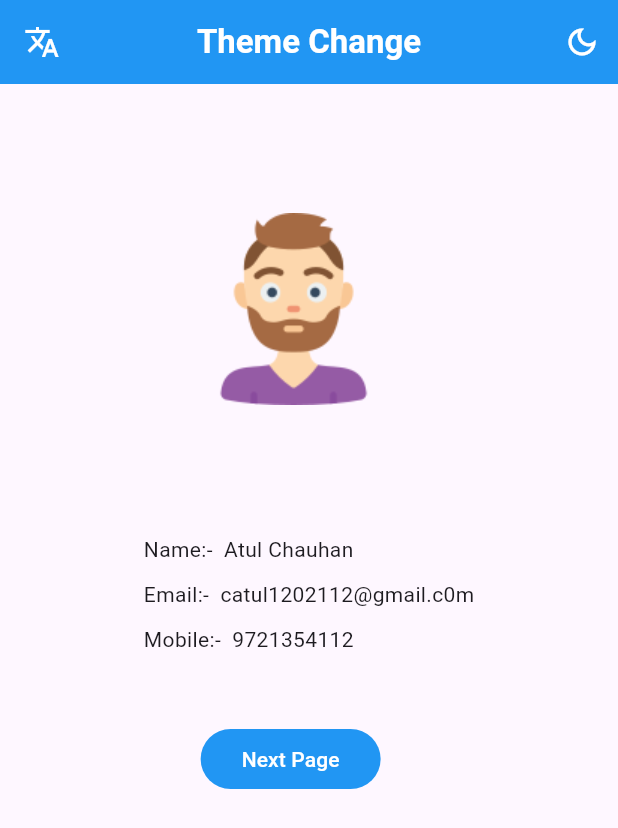
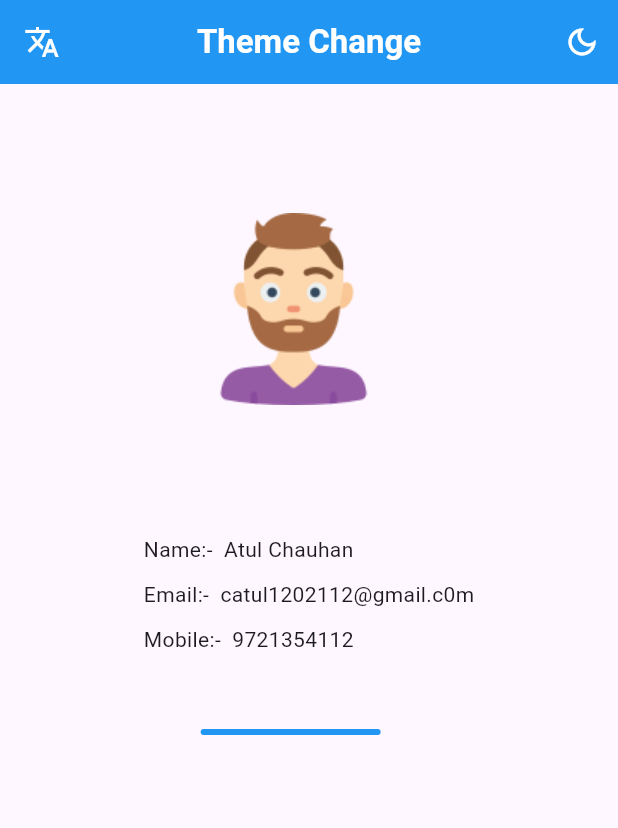
Before and after one commit to AtulChauhan97/Changed_Theme, a Flutter app: the screen it shows after launch, on a phone screen of 412 x 824 dp. Shown: the top 828 px of the screen. Run offline on Flutter 3.47's test engine with Material 2 defaults, Android fonts, the phone set to English and light mode, and no system bars; our stand-ins replace get.

```diff
--- a/lib/screens/page1.dart
+++ b/lib/screens/page1.dart
@@ -14,6 +14,8 @@ class _Page1State extends State<Page1> {
 
   @override
   Widget build(BuildContext context) {
+    final size = MediaQuery.of(context).size;
+
     return Scaffold(
       appBar: AppBar(
         leading: IconButton(
@@ -98,7 +100,7 @@ class _Page1State extends State<Page1> {
             Padding(
               padding: const EdgeInsets.symmetric(horizontal: 38.0),
               child: Container(
-                height: 40,
+                height: 4,
                 width: 120,
                 decoration: BoxDecoration(
                     color: Colors.blue,
```
